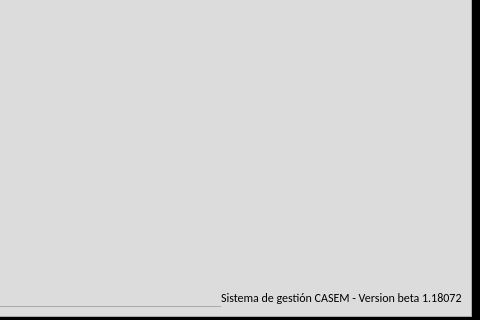
This is main.ui in zenfranco/Gestion_rotulos as Qt 5 draws it before an edit; both pictures show x 504 to 984 and y 273 to 593 of the 984 by 593 pixel window. The edited form follows.
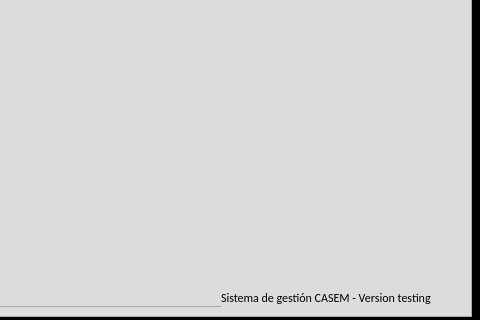
This is the edited form. Icons and pictures are not drawn.

Commit message: Sistema actualizado a la fecha

```diff
--- a/main.ui
+++ b/main.ui
@@ -531,7 +531,7 @@
            </rect>
           </property>
           <property name="text">
-           <string>Sistema de gestión CASEM - Version beta 1.180722</string>
+           <string>Sistema de gestión CASEM - Version testing</string>
           </property>
          </widget>
         </widget>
```
The commit also changes 4 other files.
